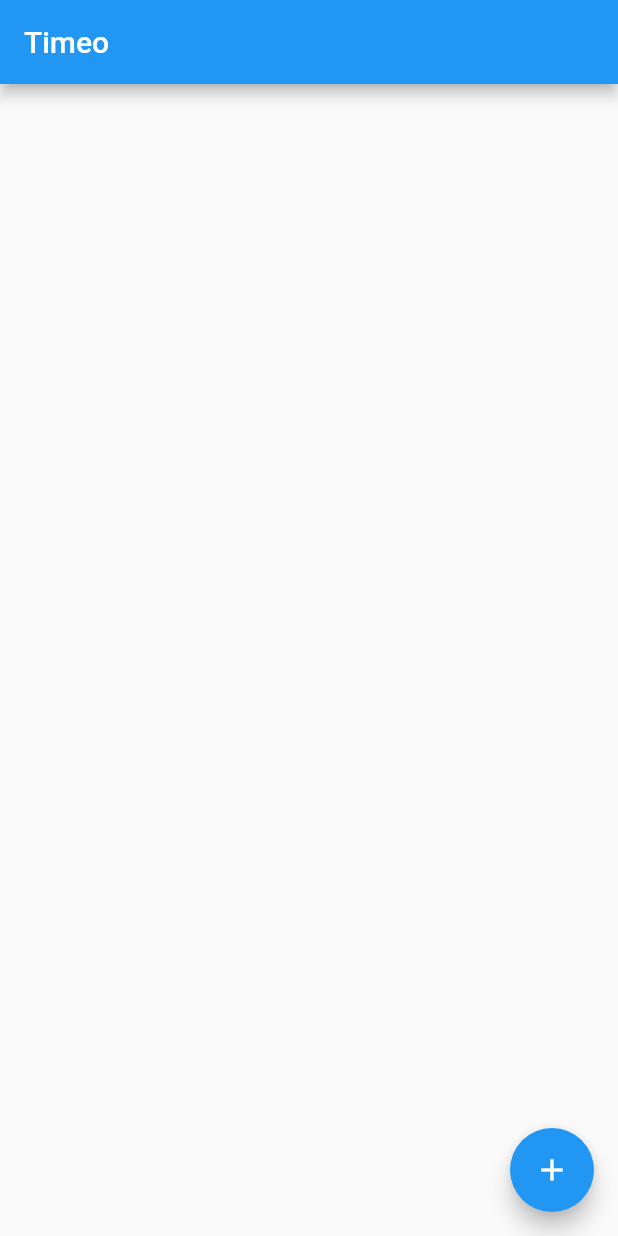
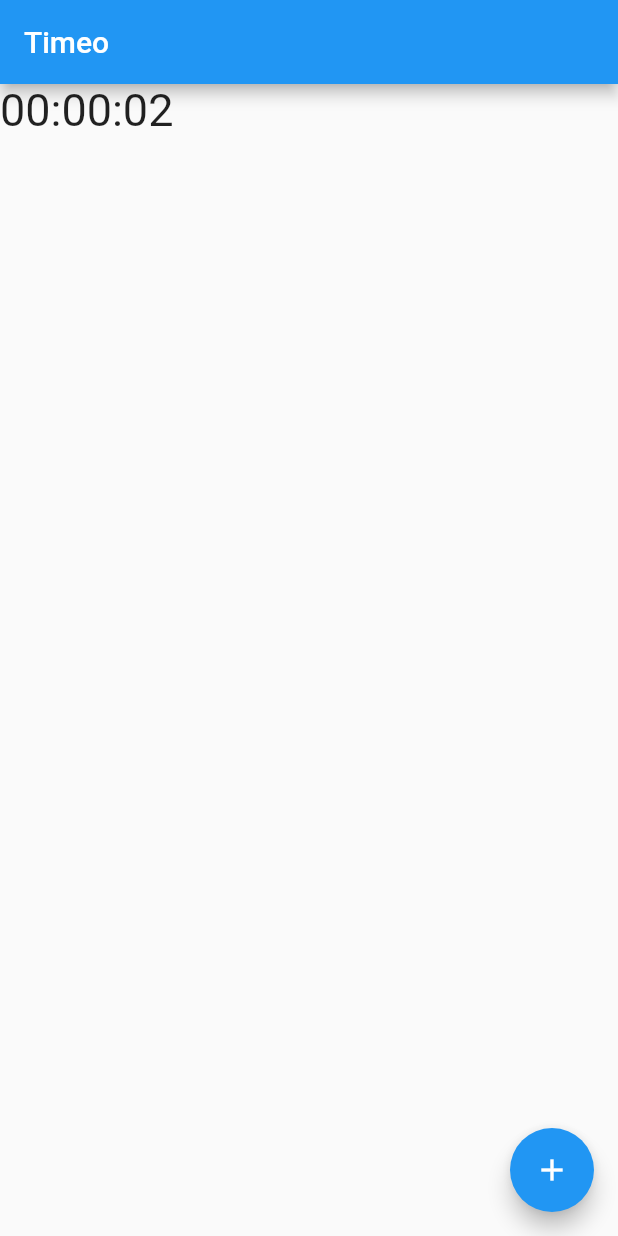
Before and after one commit to FlorianFeka/timeo-app, a Flutter app: the screen it shows after launch, after a tap on the "add" icon, on a phone screen of 412 x 824 dp. Run offline on Flutter 3.47's test engine with Material 2 defaults, Android fonts, the phone set to English and light mode, and no system bars; our stand-ins replace flutter_datetime_picker.

Commit message:
add basic timer

```diff
--- a/lib/main.dart
+++ b/lib/main.dart
@@ -1,5 +1,6 @@
 import 'package:flutter/material.dart';
 import 'package:timeo/timer-creator.dart';
+import 'package:timeo/timer.dart';
 
 void main() {
   runApp(App());
@@ -37,9 +38,9 @@ class _HomePageState extends State<HomePage> {
         ),
         body: Center(
           child: Column(
-            children: <Widget>[],
+            children: <Widget>[TimerWidget()],
           ),
         ),
-        floatingActionButton: TimerCreator());
+        floatingActionButton: TimerCreatorWidget());
   }
 }
--- a/lib/timer-creator.dart
+++ b/lib/timer-creator.dart
@@ -2,14 +2,14 @@ import 'package:flutter/material.dart';
 
 import 'package:flutter_datetime_picker/flutter_datetime_picker.dart';
 
-class TimerCreator extends StatelessWidget {
+class TimerCreatorWidget extends StatelessWidget {
   @override
   Widget build(BuildContext context) {
     return FloatingActionButton(
       child: Icon(Icons.add),
       onPressed: () {
         DatePicker.showTimePicker(context,
-            showTitleActions: true, onConfirm: (time) => print(time));
+            showTitleActions: true, onConfirm: (time) {});
       },
     );
   }
--- /dev/null
+++ b/lib/timer.dart
@@ -0,0 +1,52 @@
+import 'package:flutter/material.dart';
+import 'package:intl/intl.dart';
+
+import 'dart:async';
+
+class TimerWidget extends StatefulWidget {
+  // final DateTime _dateTime;
+
+  // TimerWidget(this._dateTime);
+
+  @override
+  _TimerWidgetState createState() => _TimerWidgetState();
+}
+
+class _TimerWidgetState extends State<TimerWidget> {
+  DateTime dateTime = new DateTime(1, 1, 1, 0, 0, 11);
+  final DateFormat formatter = new DateFormat('Hms');
+  final Duration oneSec = new Duration(seconds: 1);
+  Timer _timer;
+  String _time = "";
+
+  startTimer() {
+    if (_timer == null) {
+      _timer = new Timer.periodic(oneSec, (timer) {
+        dateTime = dateTime.subtract(oneSec);
+        print(dateTime);
+        setState(() {
+          _time = formatter.format(dateTime);
+        });
+        if (dateTime.hour == 0 &&
+            dateTime.minute == 0 &&
+            dateTime.second == 0) {
+          print('Stop Timer');
+          _timer.cancel();
+        }
+      });
+    }
+  }
+
+  @override
+  Widget build(BuildContext context) {
+    startTimer();
+    return Row(
+      children: [
+        Text(
+          _time,
+          style: TextStyle(fontSize: 30),
+        )
+      ],
+    );
+  }
+}
--- a/pubspec.yaml
+++ b/pubspec.yaml
@@ -12,6 +12,8 @@ dependencies:
 
   flutter_datetime_picker: ^1.4.0
 
+  intl: ^0.16.1
+
   cupertino_icons: ^0.1.3
 
 dev_dependencies:
```
Also changed, not shown: pubspec.lock.
